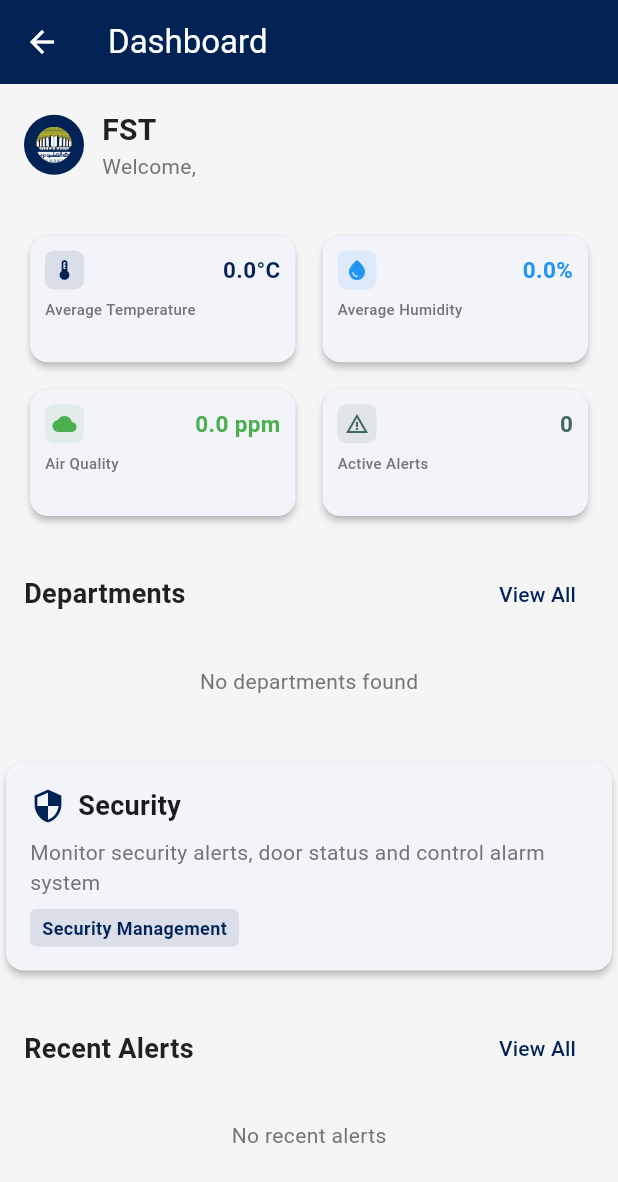
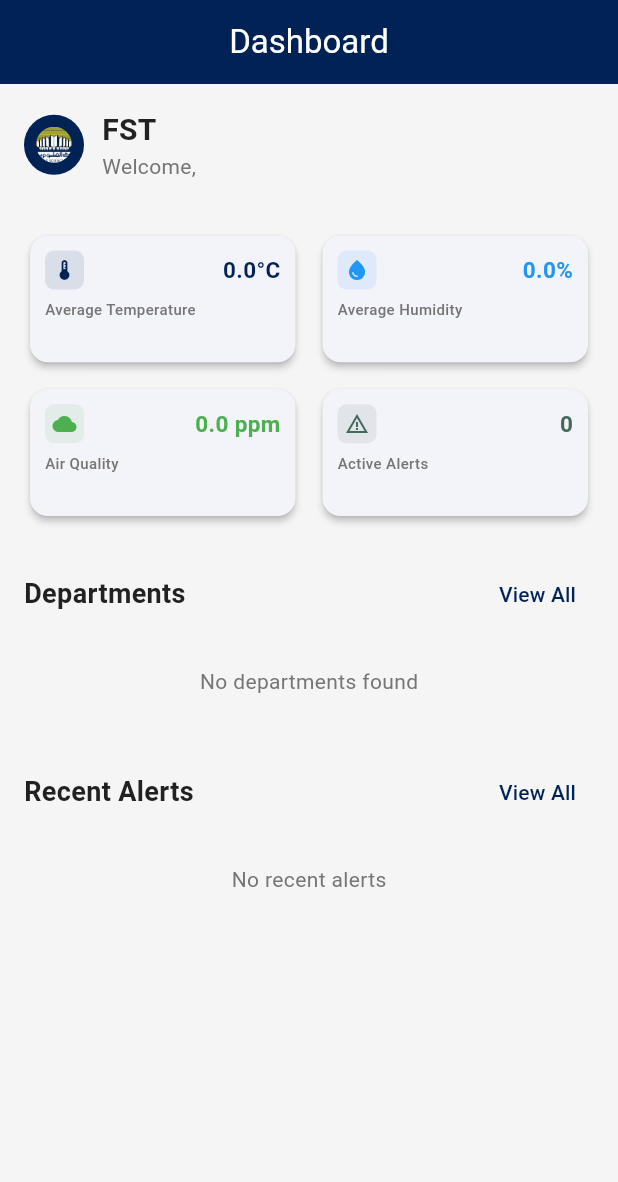
Before and after one commit to Aminebht/smart_school, a Flutter app: the DashboardScreen screen opened directly, on a phone screen of 412 x 824 dp. Shown: the top 1182 px of the screen. Run offline on Flutter 3.47's test engine with Material 3 defaults, Android fonts, the phone set to English and light mode, and no system bars; our stand-ins replace connectivity_plus, fl_chart, supabase_flutter, video_player; accounts and stored records are empty.

Commit message:
some UI fixs

```diff
--- a/lib/features/dashboard/screens/dashboard_screen.dart
+++ b/lib/features/dashboard/screens/dashboard_screen.dart
@@ -37,7 +37,9 @@ class _DashboardScreenState extends State<DashboardScreen> {
       create: (_) => DashboardProvider(),
       child: Scaffold(
         appBar: AppBar(
+          automaticallyImplyLeading: false,
           title: const Text('Dashboard'),
+          centerTitle: true,
         ),
         body: Consumer<DashboardProvider>(
           builder: (context, dashboardProvider, _) {
@@ -68,74 +70,6 @@ class _DashboardScreenState extends State<DashboardScreen> {
 
                     // Departments section
                     _buildDepartmentsSection(dashboardProvider),
-
-                    const SizedBox(height: 24),
-
-                    // Security Card
-                    Card(
-                      elevation: 2,
-                      shape: RoundedRectangleBorder(
-                        borderRadius: BorderRadius.circular(12),
-                      ),
-                      child: InkWell(
-                        onTap: () {
-                          Navigator.pushReplacement(
-                          context,
-                          MaterialPageRoute(
-                            builder: (context) => const BottomNavContainer(initialIndex: AppRoutes.securityIndex),
-                          ),
-                        );
-                        },
-                        child: Padding(
-                          padding: const EdgeInsets.all(16),
-                          child: Column(
-                            crossAxisAlignment: CrossAxisAlignment.start,
-                            children: [
-                              const Row(
-                                children: [
-                                  Icon(
-                                    Icons.security,
-                                    color: AppColors.primary,
-                                    size: 24,
-                                  ),
-                                  SizedBox(width: 8),
-                                  Text(
-                                    'Security',
-                                    style: TextStyle(
-                                      fontSize: 18,
-                                      fontWeight: FontWeight.bold,
-                                    ),
-                                  ),
-                                ],
-                              ),
-                              const SizedBox(height: 8),
-                              const Text(
-                                'Monitor security alerts, door status and control alarm system',
-                                style: TextStyle(
-                                  color: AppColors.textSecondary,
-                                ),
-                              ),
-                              const SizedBox(height: 8),
-                              Container(
-                                decoration: BoxDecoration(
-                                  color: AppColors.primary.withOpacity(0.1),
-                                  borderRadius: BorderRadius.circular(4),
-                                ),
-                                padding: const EdgeInsets.symmetric(horizontal: 8, vertical: 4),
-                                child: const Text(
-                                  'Security Management',
-                                  style: TextStyle(
-                                    color: AppColors.primary,
-                                    fontWeight: FontWeight.bold,
-                                    fontSize: 12,
-                                  ),
-                                ),
-                              ),
-                            ],
-                          ),
-                        ),
-                      ),
-                    ),
 
                     const SizedBox(height: 24),
 
--- a/lib/features/department/screens/department_list_screen.dart
+++ b/lib/features/department/screens/department_list_screen.dart
@@ -14,6 +14,8 @@ class DepartmentListScreen extends StatelessWidget {
     return Scaffold(
       appBar: AppBar(
         title: const Text('Departments'),
+        automaticallyImplyLeading: false,
+          centerTitle: true,
       ),
       body: Consumer<DashboardProvider>(
         builder: (context, provider, _) {
--- a/lib/features/security/screens/security_dashboard_screen.dart
+++ b/lib/features/security/screens/security_dashboard_screen.dart
@@ -37,7 +37,10 @@ class _SecurityDashboardScreenState extends State<SecurityDashboardScreen> {
         // Use the data, don't load it here
         return Scaffold(
           appBar: AppBar(
-            title: const Text('Security Dashboard'),
+            title: const Text('Security'),
+            automaticallyImplyLeading: false,
+
+          centerTitle: true,
           ),
           body: RefreshIndicator(
             onRefresh: () async {
--- a/lib/features/settings/screens/settings_screen.dart
+++ b/lib/features/settings/screens/settings_screen.dart
@@ -73,6 +73,8 @@ class _SettingsScreenState extends State<SettingsScreen> {
     return Scaffold(
       appBar: AppBar(
         title: const Text('Settings'),
+        automaticallyImplyLeading: false,
+        centerTitle: true,
       ),
       body: Consumer<AuthProvider>(
         builder: (context, authProvider, _) {
```
